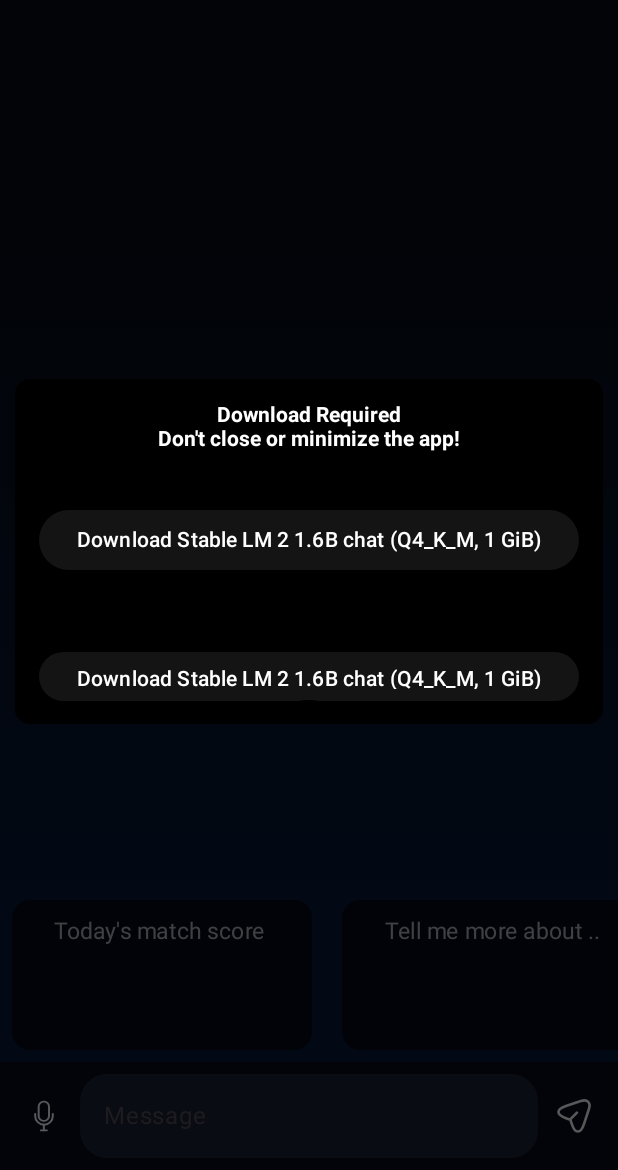
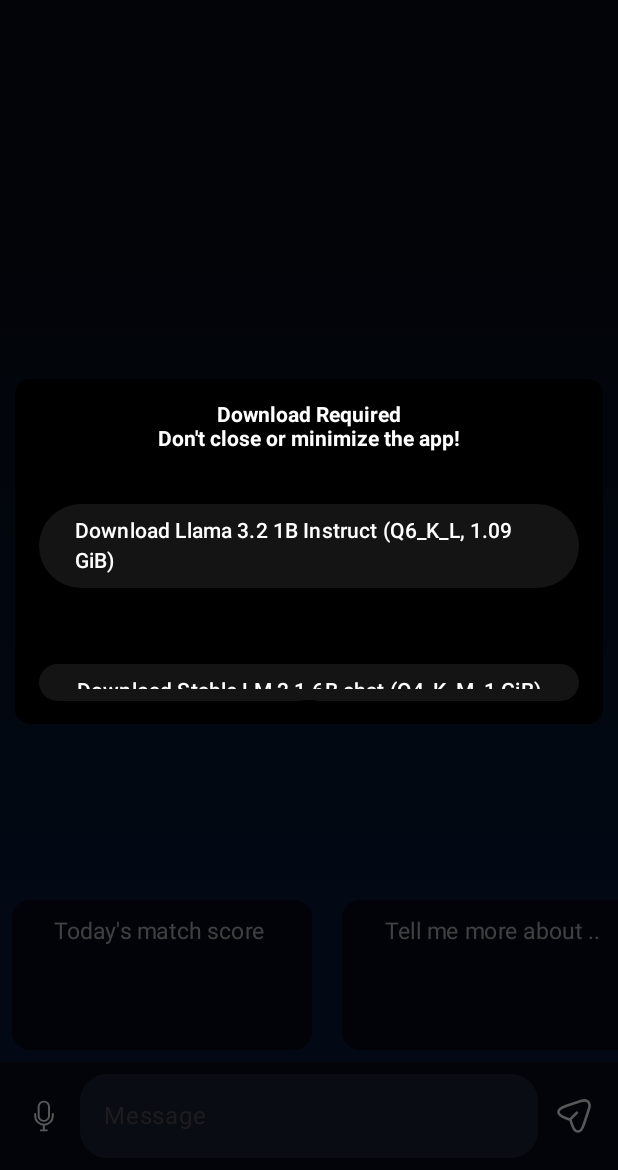
Before and after one commit to nerve-sparks/iris_android, an Android app built with Jetpack Compose: the screen it shows after launch (MainActivity), on a phone screen of 412 x 824 dp, the part 66-1236 px from its top. Run offline under Robolectric (Android 15) with nearby library versions, the phone set to English and light mode, and no system bars; libraries missing offline, so code that uses them is left out: androidx.core.content, java.security, kotlin.math.log, org.intellij.lang; pictures from the network do not load.

Commit message:
Adding Llama 1B

```diff
--- a/app/src/main/java/com/nervesparks/iris/MainActivity.kt
+++ b/app/src/main/java/com/nervesparks/iris/MainActivity.kt
@@ -195,15 +195,16 @@
 
         val models = listOf(
             Downloadable(
+                "Llama 3.2 1B Instruct (Q6_K_L, 1.09 GiB)",
+                Uri.parse("https://huggingface.co/bartowski/Llama-3.2-1B-Instruct-GGUF/resolve/main/Llama-3.2-1B-Instruct-Q6_K_L.gguf?download=true"),
+                File(extFilesDir, "Llama-3.2-1B-Instruct-Q6_K_L.gguf")
+            ),
+            Downloadable(
                 "Stable LM 2 1.6B chat (Q4_K_M, 1 GiB)",
                 Uri.parse("https://huggingface.co/Crataco/stablelm-2-1_6b-chat-imatrix-GGUF/resolve/main/stablelm-2-1_6b-chat.Q4_K_M.imx.gguf?download=true"),
                 File(extFilesDir, "stablelm-2-1_6b-chat.Q4_K_M.imx.gguf")
             ),
-            Downloadable(
-                "Stable LM 2 1.6B chat (Q4_K_M, 1 GiB)",
-                Uri.parse("https://huggingface.co/h2oai/h2o-danube2-1.8b-chat-GGUF/resolve/main/h2o-danube2-1.8b-chat-Q4_K_M.gguf?download=true"),
-                File(extFilesDir, "h2o-danube3-500m-chat-Q8_0.gguf")
-            ),
+
         )
         models.forEach { model ->
             if (model.destination.exists()) {
```
